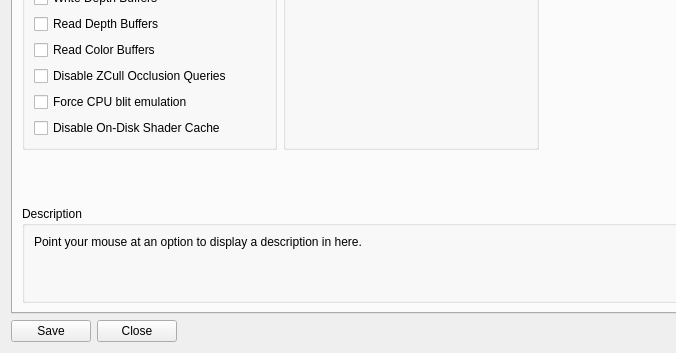
This is rpcs3/rpcs3qt/settings_dialog.ui in RPCS3/rpcs3 as Qt 5 draws it before an edit; both pictures show x 0 to 676 and y 217 to 570 of the 816 by 570 pixel window. The edited form follows.
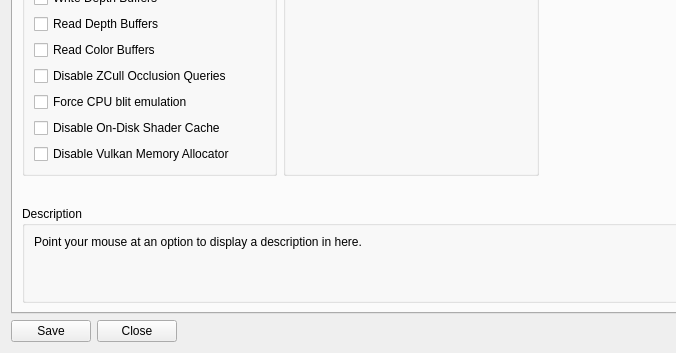
This is the edited form. The open tabs and pages were chosen to show the change. Icons and pictures are not drawn.

Commit message: Vulkan memory allocator - code review modifications + debug tab setting (disable_vulkan_mem_allocator / DisableVulkanMemAllocator)

What changed in the file:
```diff
--- a/rpcs3/rpcs3qt/settings_dialog.ui
+++ b/rpcs3/rpcs3qt/settings_dialog.ui
@@ -1699,6 +1699,13 @@
               </property>
              </widget>
             </item>
+            <item>
+               <widget class="QCheckBox" name="disableVulkanMemAllocator">
+                <property name="text">
+                <string>Disable Vulkan Memory Allocator</string>
+               </property>
+              </widget>
+            </item>             
            </layout>
           </widget>
          </item>
```
The commit also changes 12 other files.
